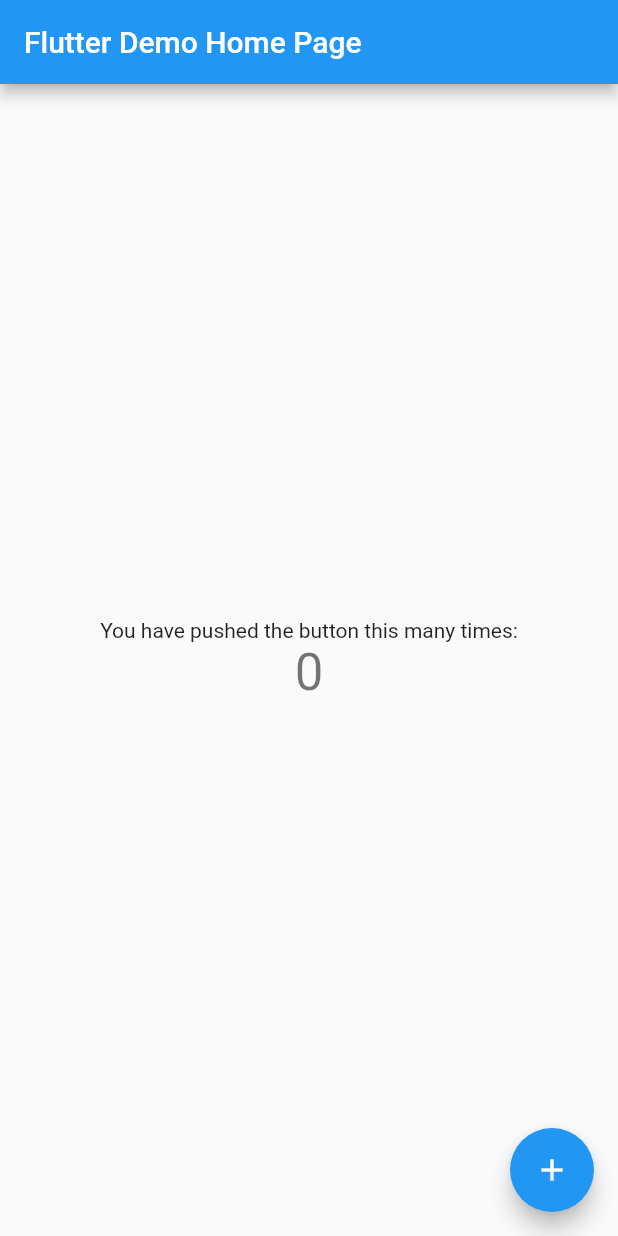
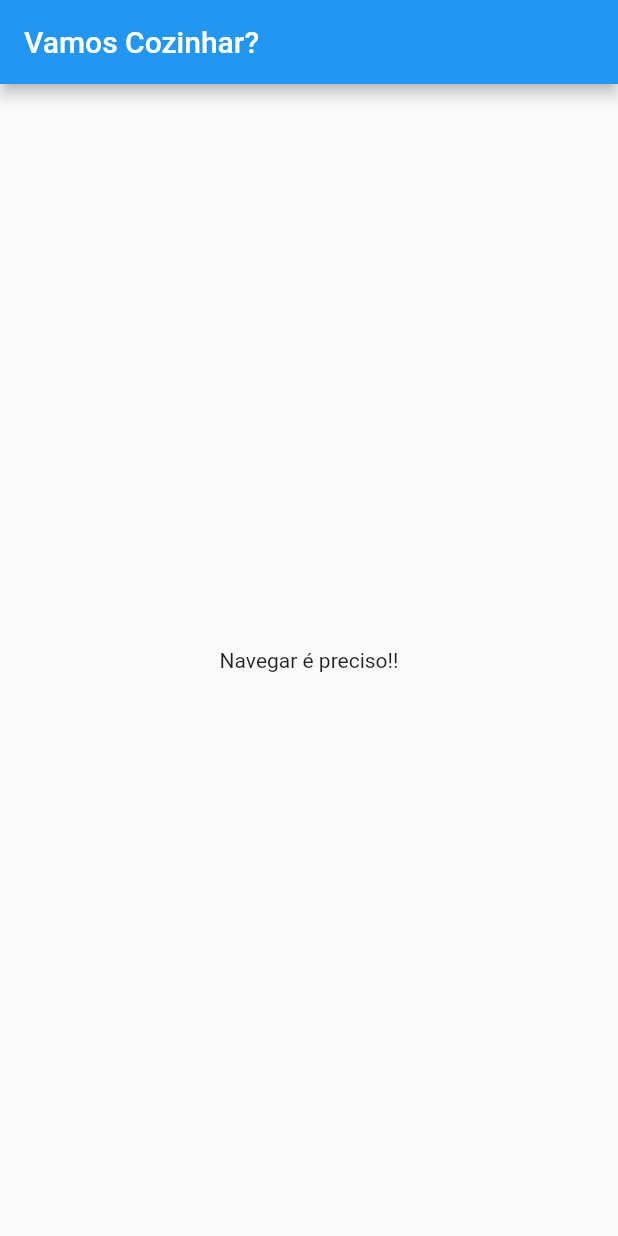
Before and after one commit to brenosmBR/app-comida-breno_menezes, a Flutter app: the screen it shows after launch, on a phone screen of 412 x 824 dp. Run offline on Flutter 3.47's test engine with Material 2 defaults, Android fonts, the phone set to English and light mode, and no system bars.

Commit message:
aula 180_iniciando a app

```diff
--- a/projeto_app_comida_flutter/lib/main.dart
+++ b/projeto_app_comida_flutter/lib/main.dart
@@ -1,115 +1,35 @@
 import 'package:flutter/material.dart';
 
-void main() {
-  runApp(const MyApp());
-}
+void main() => runApp(MyApp());
 
 class MyApp extends StatelessWidget {
-  const MyApp({Key? key}) : super(key: key);
-
-  // This widget is the root of your application.
   @override
   Widget build(BuildContext context) {
     return MaterialApp(
-      title: 'Flutter Demo',
+      title: 'Vamos Cozinhar?',
       theme: ThemeData(
-        // This is the theme of your application.
-        //
-        // Try running your application with "flutter run". You'll see the
-        // application has a blue toolbar. Then, without quitting the app, try
-        // changing the primarySwatch below to Colors.green and then invoke
-        // "hot reload" (press "r" in the console where you ran "flutter run",
-        // or simply save your changes to "hot reload" in a Flutter IDE).
-        // Notice that the counter didn't reset back to zero; the application
-        // is not restarted.
         primarySwatch: Colors.blue,
       ),
-      home: const MyHomePage(title: 'Flutter Demo Home Page'),
+      home: MyHomePage(),
     );
   }
 }
 
 class MyHomePage extends StatefulWidget {
-  const MyHomePage({Key? key, required this.title}) : super(key: key);
-
-  // This widget is the home page of your application. It is stateful, meaning
-  // that it has a State object (defined below) that contains fields that affect
-  // how it looks.
-
-  // This class is the configuration for the state. It holds the values (in this
-  // case the title) provided by the parent (in this case the App widget) and
-  // used by the build method of the State. Fields in a Widget subclass are
-  // always marked "final".
-
-  final String title;
-
   @override
-  State<MyHomePage> createState() => _MyHomePageState();
+  _MyHomePageState createState() => _MyHomePageState();
 }
 
 class _MyHomePageState extends State<MyHomePage> {
-  int _counter = 0;
-
-  void _incrementCounter() {
-    setState(() {
-      // This call to setState tells the Flutter framework that something has
-      // changed in this State, which causes it to rerun the build method below
-      // so that the display can reflect the updated values. If we changed
-      // _counter without calling setState(), then the build method would not be
-      // called again, and so nothing would appear to happen.
-      _counter++;
-    });
-  }
-
   @override
   Widget build(BuildContext context) {
-    // This method is rerun every time setState is called, for instance as done
-    // by the _incrementCounter method above.
-    //
-    // The Flutter framework has been optimized to make rerunning build methods
-    // fast, so that you can just rebuild anything that needs updating rather
-    // than having to individually change instances of widgets.
     return Scaffold(
       appBar: AppBar(
-        // Here we take the value from the MyHomePage object that was created by
-        // the App.build method, and use it to set our appbar title.
-        title: Text(widget.title),
+        title: Text('Vamos Cozinhar?'),
       ),
       body: Center(
-        // Center is a layout widget. It takes a single child and positions it
-        // in the middle of the parent.
-        child: Column(
-          // Column is also a layout widget. It takes a list of children and
-          // arranges them vertically. By default, it sizes itself to fit its
-          // children horizontally, and tries to be as tall as its parent.
-          //
-          // Invoke "debug painting" (press "p" in the console, choose the
-          // "Toggle Debug Paint" action from the Flutter Inspector in Android
-          // Studio, or the "Toggle Debug Paint" command in Visual Studio Code)
-          // to see the wireframe for each widget.
-          //
-          // Column has various properties to control how it sizes itself and
-          // how it positions its children. Here we use mainAxisAlignment to
-          // center the children vertically; the main axis here is the vertical
-          // axis because Columns are vertical (the cross axis would be
-          // horizontal).
-          mainAxisAlignment: MainAxisAlignment.center,
-          children: <Widget>[
-            const Text(
-              'You have pushed the button this many times:',
-            ),
-            Text(
-              '$_counter',
-              style: Theme.of(context).textTheme.headline4,
-            ),
-          ],
-        ),
+        child: Text('Navegar é preciso!!'),
       ),
-      floatingActionButton: FloatingActionButton(
-        onPressed: _incrementCounter,
-        tooltip: 'Increment',
-        child: const Icon(Icons.add),
-      ), // This trailing comma makes auto-formatting nicer for build methods.
     );
   }
 }
```
Also changed, not shown: projeto_app_comida_flutter/lib/data/dummy_data.dart (added, +56 -0 lines), projeto_app_comida_flutter/lib/models/category.dart (added, +13 -0 lines), projeto_app_comida_flutter/lib/screens/categories_screen.dart (added, +17 -0 lines), 2 other files.
